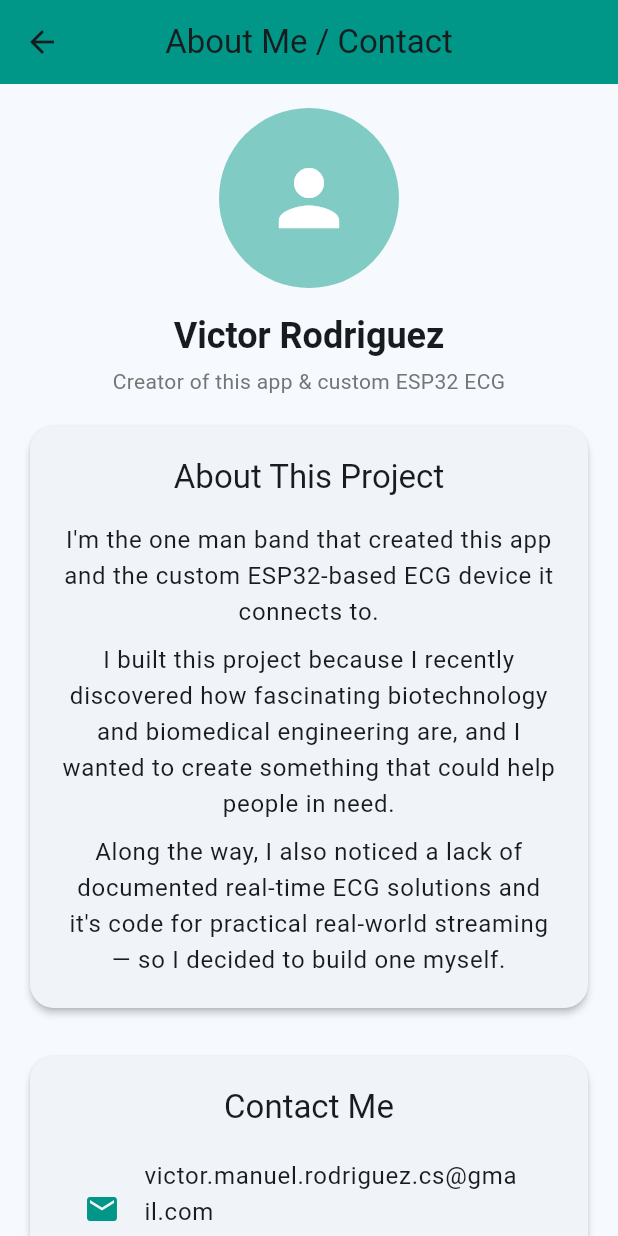
After one commit to Sudo-Victor-Victory/ecg_app, a Flutter app: the HomePage screen opened directly, after a tap on "About and Contacts", on a phone screen of 412 x 824 dp. The commit adds this screen. Run offline on Flutter 3.47's test engine with Material 3 defaults, Android fonts, the phone set to English and light mode, and no system bars; our stand-ins replace flutter_blue_plus, introduction_screen, lottie, permission_handler, shared_preferences, supabase_flutter and 1 more; accounts and stored records are empty.

Commit message:
Added about_app.dart and included a button to the page on home.dart

```diff
--- /dev/null
+++ b/lib/views/pages/about_app.dart
@@ -0,0 +1,157 @@
+import 'package:flutter/material.dart';
+import 'package:flutter/services.dart';
+
+class AboutAppPage extends StatefulWidget {
+  const AboutAppPage({super.key});
+
+  @override
+  State<AboutAppPage> createState() => _AboutAppPageState();
+}
+
+class _AboutAppPageState extends State<AboutAppPage> {
+  void _copyEmail(BuildContext context) {
+    Clipboard.setData(
+      const ClipboardData(text: 'victor.manuel.rodriguez.cs@gmail.com'),
+    );
+    ScaffoldMessenger.of(
+      context,
+    ).showSnackBar(const SnackBar(content: Text('Email copied to clipboard')));
+  }
+
+  void _copyPhone(BuildContext context) {
+    Clipboard.setData(
+      const ClipboardData(
+        text: '+1 (323) 381-4466', // <-- your phone number here
+      ),
+    );
+    ScaffoldMessenger.of(context).showSnackBar(
+      const SnackBar(content: Text('Phone number copied to clipboard')),
+    );
+  }
+
+  @override
+  Widget build(BuildContext context) {
+    return Scaffold(
+      appBar: AppBar(
+        backgroundColor: Colors.teal,
+        centerTitle: true,
+        title: const Text("About Me / Contact"),
+      ),
+      body: SingleChildScrollView(
+        padding: const EdgeInsets.all(16.0),
+        child: Column(
+          crossAxisAlignment: CrossAxisAlignment.center,
+          children: [
+            // Profile Header
+            CircleAvatar(
+              radius: 60,
+              backgroundColor: Colors.teal.shade200,
+              child: const Icon(Icons.person, size: 60, color: Colors.white),
+            ),
+            const SizedBox(height: 16),
+            Text(
+              "Victor Rodriguez",
+              style: Theme.of(
+                context,
+              ).textTheme.headlineSmall?.copyWith(fontWeight: FontWeight.bold),
+            ),
+            const SizedBox(height: 4),
+            Text(
+              "Creator of this app & custom ESP32 ECG",
+              style: Theme.of(
+                context,
+              ).textTheme.bodyMedium?.copyWith(color: Colors.grey[600]),
+              textAlign: TextAlign.center,
+            ),
+            const SizedBox(height: 16),
+
+            // About Section
+            Card(
+              elevation: 2,
+              shape: RoundedRectangleBorder(
+                borderRadius: BorderRadius.circular(16),
+              ),
+              child: Padding(
+                padding: const EdgeInsets.all(20.0),
+                child: Column(
+                  crossAxisAlignment: CrossAxisAlignment.center,
+                  children: [
+                    Text(
+                      "About This Project",
+                      style: Theme.of(context).textTheme.titleLarge,
+                      textAlign: TextAlign.center,
+                    ),
+                    const SizedBox(height: 16),
+
+                    Text(
+                      "I'm the one man band that created this app and the custom ESP32-based ECG device it connects to.",
+                      style: Theme.of(context).textTheme.bodyLarge,
+                      textAlign: TextAlign.center,
+                    ),
+                    const SizedBox(height: 8),
+
+                    Text(
+                      "I built this project because I recently discovered how fascinating biotechnology and biomedical engineering are, "
+                      "and I wanted to create something that could help people in need.",
+                      style: Theme.of(context).textTheme.bodyLarge,
+                      textAlign: TextAlign.center,
+                    ),
+                    const SizedBox(height: 8),
+
+                    Text(
+                      "Along the way, I also noticed a lack of documented real-time ECG solutions and it's code for practical real-world streaming — "
+                      "so I decided to build one myself.",
+                      style: Theme.of(context).textTheme.bodyLarge,
+                      textAlign: TextAlign.center,
+                    ),
+                  ],
+                ),
+              ),
+            ),
+
+            const SizedBox(height: 24),
+
+            // Contact Section
+            Card(
+              elevation: 2,
+              shape: RoundedRectangleBorder(
+                borderRadius: BorderRadius.circular(16),
+              ),
+              child: Padding(
+                padding: const EdgeInsets.all(20.0),
+                child: Column(
+                  children: [
+                    Text(
+                      "Contact Me",
+                      style: Theme.of(context).textTheme.titleLarge,
+                    ),
+                    const SizedBox(height: 12),
+                    Column(
+                      children: [
+                        ListTile(
+                          leading: const Icon(Icons.email, color: Colors.teal),
+                          title: const Text(
+                            "victor.manuel.rodriguez.cs@gmail.com",
+                          ),
+                          subtitle: const Text("Tap to copy"),
+                          onTap: () => _copyEmail(context),
+                        ),
+                        const Divider(),
+                        ListTile(
+                          leading: const Icon(Icons.phone, color: Colors.teal),
+                          title: const Text("+1 (555) 123-4567"),
+                          subtitle: const Text("Tap to copy"),
+                          onTap: () => _copyPhone(context),
+                        ),
+                      ],
+                    ),
+                  ],
+                ),
+              ),
+            ),
+          ],
+        ),
+      ),
+    );
+  }
+}
--- a/lib/views/pages/home.dart
+++ b/lib/views/pages/home.dart
@@ -1,4 +1,5 @@
 import 'package:ecg_app/data/classes/constants.dart';
+import 'package:ecg_app/views/pages/about_app.dart';
 import 'package:ecg_app/views/pages/introduction_screen.dart';
 import 'package:flutter/material.dart';
 import 'package:ecg_app/utils/greeting.dart';
@@ -101,7 +102,7 @@ class _HomePageState extends State<HomePage> {
                             ),
                             child: Center(
                               child: TextButton(
-                                onPressed: () => Navigator.pushReplacement(
+                                onPressed: () => Navigator.push(
                                   context,
                                   MaterialPageRoute(
                                     builder: (context) {
@@ -123,7 +124,19 @@ class _HomePageState extends State<HomePage> {
                             shape: RoundedRectangleBorder(
                               borderRadius: BorderRadius.circular(16),
                             ),
-                            child: const Center(child: Text('Bottom Right')),
+                            child: Center(
+                              child: TextButton(
+                                onPressed: () => Navigator.push(
+                                  context,
+                                  MaterialPageRoute(
+                                    builder: (context) {
+                                      return AboutAppPage();
+                                    },
+                                  ),
+                                ),
+                                child: Text("About and Contacts"),
+                              ),
+                            ),
                           ),
                         ),
                       ],
```
